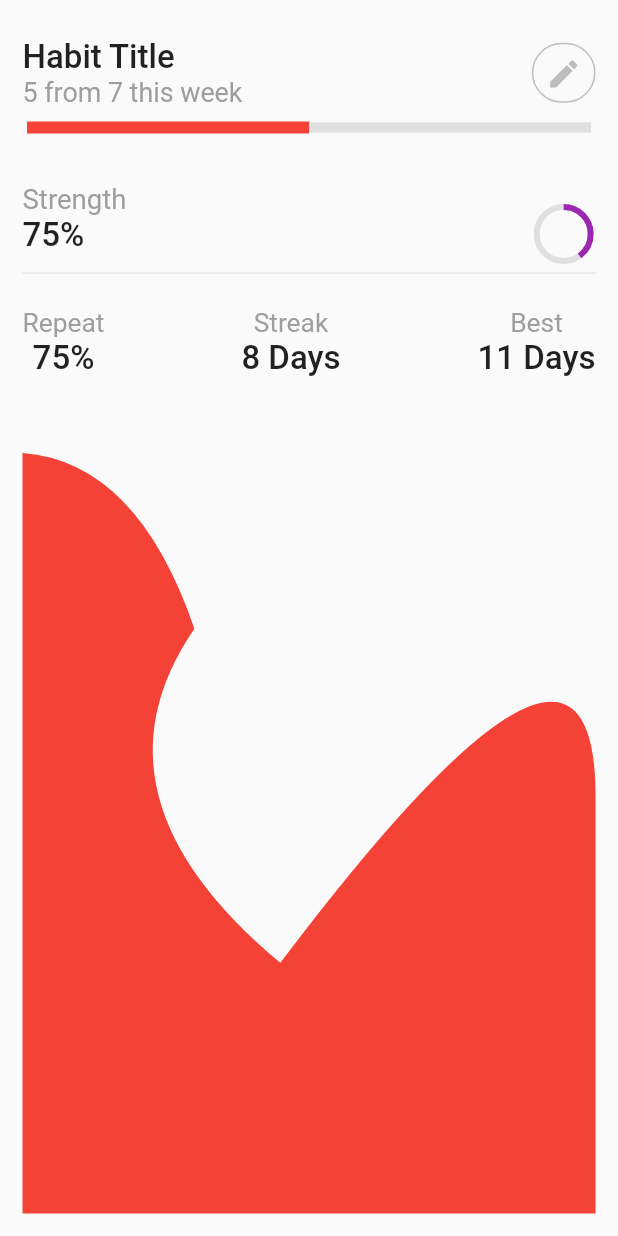
After one commit to PawanGhewande/habit_tracker, a Flutter app: the screen it shows after launch, after a tap on "Habit Title", on a phone screen of 412 x 824 dp. The commit adds this screen. Run offline on Flutter 3.47's test engine with Material 2 defaults, Android fonts, the phone set to English and light mode, and no system bars; our stand-ins replace date_picker_timeline.

Commit message:
Implemented second page UI.

```diff
--- a/lib/modules/dashboard/presentation/view/dashboard_view.dart
+++ b/lib/modules/dashboard/presentation/view/dashboard_view.dart
@@ -1,6 +1,7 @@
 import 'package:date_picker_timeline/date_picker_widget.dart';
 import 'package:flutter/material.dart';
 import 'package:habit_tracker/modules/dashboard/presentation/widget/habit_list_tile.dart';
+import 'package:habit_tracker/modules/habit_details/presentation/view/habit_details_view.dart';
 
 class DashboardView extends StatelessWidget {
   const DashboardView({Key? key}) : super(key: key);
@@ -123,9 +124,18 @@ class DashboardView extends StatelessWidget {
                 child: ListView.builder(
                   itemCount: 6,
                   itemBuilder: (BuildContext context, int index) {
-                    return const HabitListTitle(
-                      fill: 10,
-                      color: Colors.deepPurple,
+                    return InkWell(
+                      onTap: () {
+                        Navigator.of(context).push(
+                          MaterialPageRoute(
+                            builder: (_) => const HabitDetailsView(),
+                          ),
+                        );
+                      },
+                      child: const HabitListTitle(
+                        fill: 10,
+                        color: Colors.deepPurple,
+                      ),
                     );
                   },
                 ),
--- a/lib/modules/dashboard/presentation/widget/habit_list_tile.dart
+++ b/lib/modules/dashboard/presentation/widget/habit_list_tile.dart
@@ -1,5 +1,6 @@
 import 'package:flutter/material.dart';
 import 'package:habit_tracker/modules/dashboard/presentation/widget/progress_widget.dart';
+import 'package:habit_tracker/modules/habit_details/presentation/view/habit_details_view.dart';
 
 class HabitListTitle extends StatelessWidget {
   const HabitListTitle({Key? key, this.color = Colors.red, this.fill = 0})
--- /dev/null
+++ b/lib/modules/habit_details/presentation/view/habit_details_view.dart
@@ -0,0 +1,201 @@
+import 'package:flutter/material.dart';
+import 'package:habit_tracker/modules/dashboard/presentation/widget/progress_widget.dart';
+import 'package:habit_tracker/modules/habit_details/presentation/widget/circle_progress.dart';
+import 'package:habit_tracker/modules/habit_details/presentation/widget/custom_linne_chart.dart';
+
+class HabitDetailsView extends StatelessWidget {
+  const HabitDetailsView({Key? key}) : super(key: key);
+
+  @override
+  Widget build(BuildContext context) {
+    return Scaffold(
+      body: SafeArea(
+        child: Padding(
+          padding: const EdgeInsets.all(15.0),
+          child: Column(
+            crossAxisAlignment: CrossAxisAlignment.start,
+            children: <Widget>[
+              const SizedBox(
+                height: 10,
+              ),
+              Row(
+                children: [
+                  Expanded(
+                    flex: 8,
+                    child: Column(
+                      crossAxisAlignment: CrossAxisAlignment.start,
+                      children: [
+                        Text(
+                          'Habit Title',
+                          style: Theme.of(context)
+                              .textTheme
+                              .headline6
+                              ?.apply(fontSizeFactor: 1.1),
+                        ),
+                        Text(
+                          '5 from 7 this week',
+                          style: Theme.of(context)
+                              .textTheme
+                              .subtitle1
+                              ?.apply(fontSizeFactor: 1.12, color: Colors.grey),
+                        ),
+                      ],
+                    ),
+                  ),
+                  Expanded(
+                    flex: 1,
+                    child: Container(
+                      width: 40,
+                      height: 40,
+                      decoration: BoxDecoration(
+                        color: Colors.transparent,
+                        border: Border.all(
+                          width: 1,
+                          color: Colors.grey.shade400,
+                        ),
+                        borderRadius: BorderRadius.circular(20),
+                      ),
+                      child: Padding(
+                        padding: const EdgeInsets.all(8), // border width
+                        child: Icon(
+                          Icons.edit,
+                          color: Colors.grey.shade400,
+                          size: 24,
+                        ),
+                      ),
+                    ),
+                  )
+                ],
+              ),
+              Padding(
+                padding:
+                    const EdgeInsets.symmetric(vertical: 13.0, horizontal: 3),
+                child: CustomPaint(
+                  child: Builder(builder: (context) {
+                    return Container();
+                  }),
+                  painter: CustomerProgressWidget(
+                    color: Colors.red,
+                    fill: 5,
+                  ),
+                ),
+              ),
+              const SizedBox(
+                height: 20,
+              ),
+              Row(
+                children: [
+                  Expanded(
+                    flex: 8,
+                    child: Column(
+                      crossAxisAlignment: CrossAxisAlignment.start,
+                      children: [
+                        Text(
+                          'Strength',
+                          style: Theme.of(context)
+                              .textTheme
+                              .subtitle1
+                              ?.apply(fontSizeFactor: 1.15, color: Colors.grey),
+                        ),
+                        Text(
+                          '75%',
+                          style: Theme.of(context)
+                              .textTheme
+                              .headline6
+                              ?.apply(fontSizeFactor: 1.1),
+                        ),
+                      ],
+                    ),
+                  ),
+                  Expanded(
+                    flex: 1,
+                    child: Container(
+                      alignment: Alignment.topCenter,
+                      margin: const EdgeInsets.only(top: 20),
+                      child: CircularProgressIndicator(
+                        backgroundColor: Colors.grey.shade300,
+                        color: Colors.purple,
+                        value: 0.4,
+                      ),
+                    ),
+                  )
+                ],
+              ),
+              const Divider(),
+              const SizedBox(
+                height: 15,
+              ),
+              Row(
+                mainAxisAlignment: MainAxisAlignment.spaceBetween,
+                children: [
+                  Column(
+                    children: [
+                      Text(
+                        'Repeat',
+                        style: Theme.of(context)
+                            .textTheme
+                            .subtitle1
+                            ?.apply(fontSizeFactor: 1.1, color: Colors.grey),
+                      ),
+                      Text(
+                        '75%',
+                        style: Theme.of(context)
+                            .textTheme
+                            .headline6
+                            ?.apply(fontSizeFactor: 1.1),
+                      ),
+                    ],
+                  ),
+                  Column(
+                    children: [
+                      Text(
+                        'Streak',
+                        style: Theme.of(context)
+                            .textTheme
+                            .subtitle1
+                            ?.apply(fontSizeFactor: 1.1, color: Colors.grey),
+                      ),
+                      Text(
+                        '8 Days',
+                        style: Theme.of(context)
+                            .textTheme
+                            .headline6
+                            ?.apply(fontSizeFactor: 1.1),
+                      ),
+                    ],
+                  ),
+                  Column(
+                    children: [
+                      Text(
+                        'Best',
+                        style: Theme.of(context)
+                            .textTheme
+                            .subtitle1
+                            ?.apply(fontSizeFactor: 1.1, color: Colors.grey),
+                      ),
+                      Text(
+                        '11 Days',
+                        style: Theme.of(context)
+                            .textTheme
+                            .headline6
+                            ?.apply(fontSizeFactor: 1.1),
+                      ),
+                    ],
+                  ),
+                ],
+              ),
+              Expanded(
+                child: CustomPaint(
+                  child: Builder(builder: (context) {
+                    return Container();
+                  }),
+                  painter: CurveBackground(color: Colors.red),
+                ),
+              ),
+            ],
+          ),
+        ),
+      ),
+    );
+  }
+}
--- /dev/null
+++ b/lib/modules/habit_details/presentation/widget/custom_linne_chart.dart
@@ -0,0 +1,33 @@
+import 'package:flutter/material.dart';
+
+class CurveBackground extends CustomPainter {
+  final Color color;
+
+  CurveBackground({required this.color});
+
+  @override
+  void paint(Canvas canvas, Size size) {
+    var paint = Paint();
+    paint.color = color;
+    paint.style = PaintingStyle.fill;
+
+    var path = Path();
+
+    path.moveTo(0, 50);
+    path.quadraticBezierTo(size.width * 0.2, size.height * 0.1,
+        size.width * 0.3, size.height * 0.3);
+    path.quadraticBezierTo(size.width * 0.1, size.height * 0.5,
+        size.width * 0.45, size.height * 0.7);
+    // path.quadraticBezierTo(
+    //     size.width * 1, size.height * 0.9, size.width * 0.9, size.height * 1.0);
+    path.quadraticBezierTo(
+        size.width * 1, size.height * 0.2, size.width * 1, size.height * 0.5);
+    path.lineTo(size.width, size.height);
+    path.lineTo(0, size.height);
+
+    canvas.drawPath(path, paint);
+  }
+
+  @override
+  bool shouldRepaint(CustomPainter oldDelegate) => true;
+}
```
Also changed, not shown: lib/modules/habit_details/presentation/widget/circle_progress.dart (added, +41 -0 lines).
